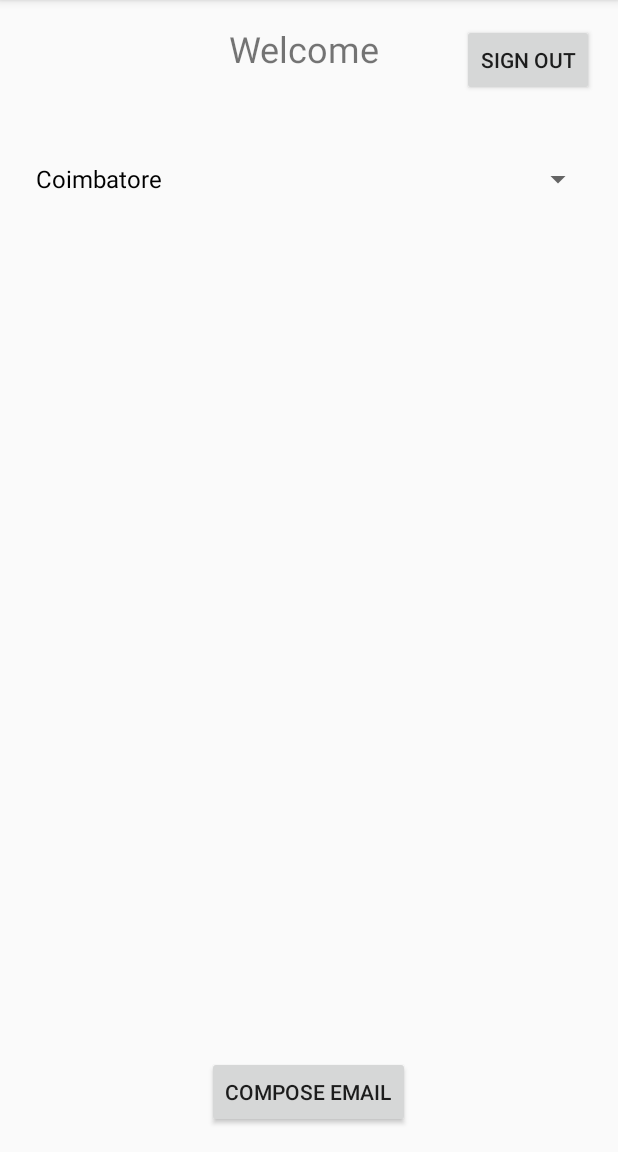
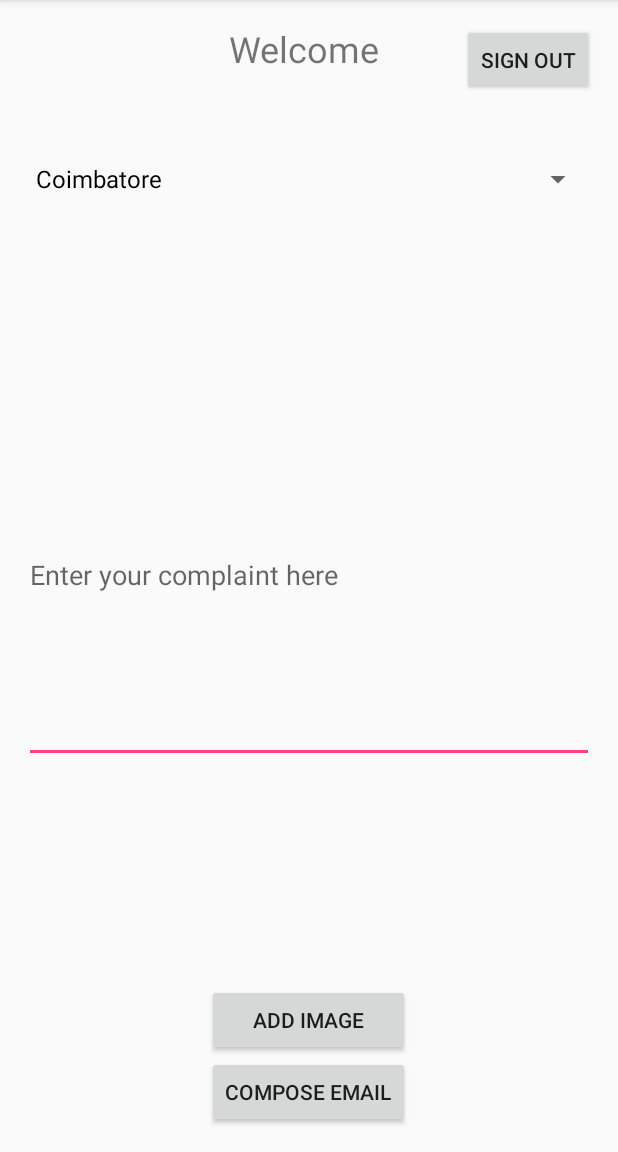
Before and after one commit to melvinabraham/CleanIndia, an Android app: the screen it shows after launch once a user with an empty profile is signed in (UserActivity), after a tap on "COMPOSE EMAIL", on a phone screen of 412 x 824 dp, the part 84-1236 px from its top. Run offline under Robolectric (Android 15) with nearby library versions, the phone set to English and light mode, and no system bars; our stand-ins replace Firebase (no records; nobody signed in at launch, a user with empty details on screens opened directly).

Commit message:
Added Field for adding the complaint and linked with Mail API

```diff
--- a/app/src/main/java/com/mapps/seproject/UserActivity.java
+++ b/app/src/main/java/com/mapps/seproject/UserActivity.java
@@ -23,15 +23,23 @@ public class UserActivity extends AppCompatActivity implements View.OnClickListe
     Button bComposeMail;
     TextView welcome;
     Spinner dropdown;
+    TextView emailText;
+    int flag =0;
+
+
 
     @Override
     protected void onCreate(Bundle savedInstanceState) {
+
         super.onCreate(savedInstanceState);
         setContentView(R.layout.activity_user);
+
 
         welcome = (TextView) findViewById(R.id.tvWelcome);
         bSignOut = (Button) findViewById(R.id.bSignOut);
         bComposeMail = (Button) findViewById(R.id.bComposeMail);
+        emailText = (TextView) findViewById(R.id.tvEmailMessage);
+
 
         firebaseAuth = FirebaseAuth.getInstance();
 
@@ -44,12 +52,14 @@ public class UserActivity extends AppCompatActivity implements View.OnClickListe
         }
 
         FirebaseUser user = firebaseAuth.getCurrentUser();                                  // Get user
-        welcome.setText("Welcome "+user.getEmail());// Get Emailx
+        welcome.setText("Welcome "+user.getEmail());                                        // Get Email
 
         dropdown = (Spinner) findViewById(R.id.spSelectCitiy);
         String [] items = new String[]{"Coimbatore","Chennai"};
         ArrayAdapter <String> arrayAdapter = new ArrayAdapter<String>(this,android.R.layout.simple_spinner_dropdown_item,items);
         dropdown.setAdapter(arrayAdapter);
+
+
 
 
 
@@ -65,11 +75,13 @@ public class UserActivity extends AppCompatActivity implements View.OnClickListe
                     case  0:
                         // setCityCoimbatore();
                         Log.i("City: ","Coimbatore");
+                        flag =0;
                         break;
 
                     case 1:
                         // setCityChennai();
                         Log.i("City:","Chennai");
+                        flag = 1;
                         break;
 
                 }
@@ -90,16 +102,33 @@ public class UserActivity extends AppCompatActivity implements View.OnClickListe
     public void composeEmail()  {
 
         Log.i("Sending Email","");
-        String [] TO = {""};
-        String [] CC = {""};
+        String[] TO;
+        if (flag == 0) {
+
+             TO = new String[]{"commr.coimbatore@tn.gov.in"};
+
+        }
+        else {
+            TO = new String[]{"mayor@chennaicorporation.gov.in"};
+        }
+            String [] CC = {""};
+
+        String mailText = emailText.getText().toString();
+
 
         Intent emailIntent = new Intent(Intent.ACTION_SEND);
 
         emailIntent.setData(Uri.parse("mailto"));
         emailIntent.setType("text/plain");
-        emailIntent.putExtra(Intent.EXTRA_EMAIL,TO);
-        emailIntent.putExtra(Intent.EXTRA_SUBJECT,"Your Subject");
-        emailIntent.putExtra(Intent.EXTRA_TEXT,"Type your text here");
+        emailIntent.putExtra(Intent.EXTRA_EMAIL, TO);
+        if ( flag == 0) {
+            emailIntent.putExtra(Intent.EXTRA_SUBJECT, "Regarding cleanliness in Coimbatore");
+        }
+        else {
+            emailIntent.putExtra(Intent.EXTRA_SUBJECT, "Regarding cleanliness in Chennai");
+
+        }
+        emailIntent.putExtra(Intent.EXTRA_TEXT,mailText);
 
         try {
 
--- a/app/src/main/res/layout/activity_user.xml
+++ b/app/src/main/res/layout/activity_user.xml
@@ -26,6 +26,23 @@
         android:layout_alignParentTop="true"
         android:layout_alignParentEnd="true" />
 
+    <Spinner
+        android:layout_width="match_parent"
+        android:layout_height="wrap_content"
+        android:id="@+id/spSelectCitiy"
+        android:layout_marginTop="31dp"
+        android:layout_below="@+id/bSignOut"
+        android:layout_alignParentStart="true" />
+
+    <Button
+        android:text="Add Image"
+        android:layout_width="wrap_content"
+        android:layout_height="wrap_content"
+        android:id="@+id/bAddImage"
+        android:layout_above="@+id/bComposeMail"
+        android:layout_alignEnd="@+id/bComposeMail"
+        android:layout_alignStart="@+id/bComposeMail" />
+
     <Button
         android:text="Compose Email"
         android:layout_width="wrap_content"
@@ -34,12 +51,14 @@
         android:layout_alignParentBottom="true"
         android:layout_centerHorizontal="true" />
 
-    <Spinner
+    <EditText
         android:layout_width="match_parent"
-        android:layout_height="wrap_content"
-        android:id="@+id/spSelectCitiy"
-        android:layout_marginTop="31dp"
-        android:layout_below="@+id/bSignOut"
-        android:layout_alignParentStart="true" />
+        android:layout_height="250dp"
+        android:inputType="textPersonName"
+        android:ems="10"
+        android:layout_centerVertical="true"
+        android:layout_centerHorizontal="true"
+        android:id="@+id/tvEmailMessage"
+        android:hint="Enter your complaint here" />
 
 </RelativeLayout>
```
